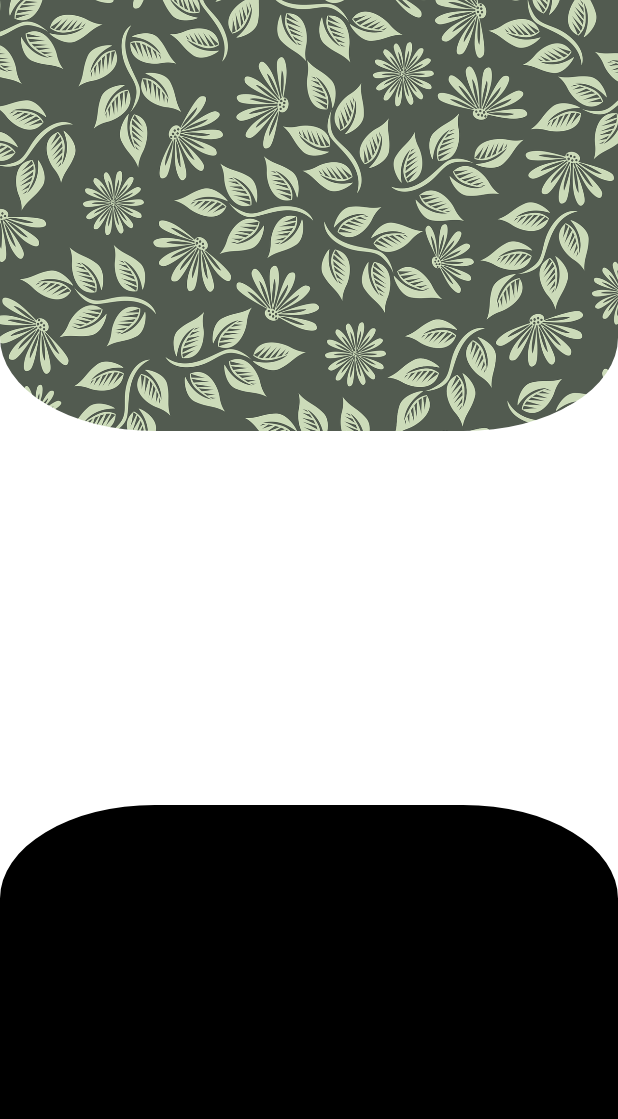
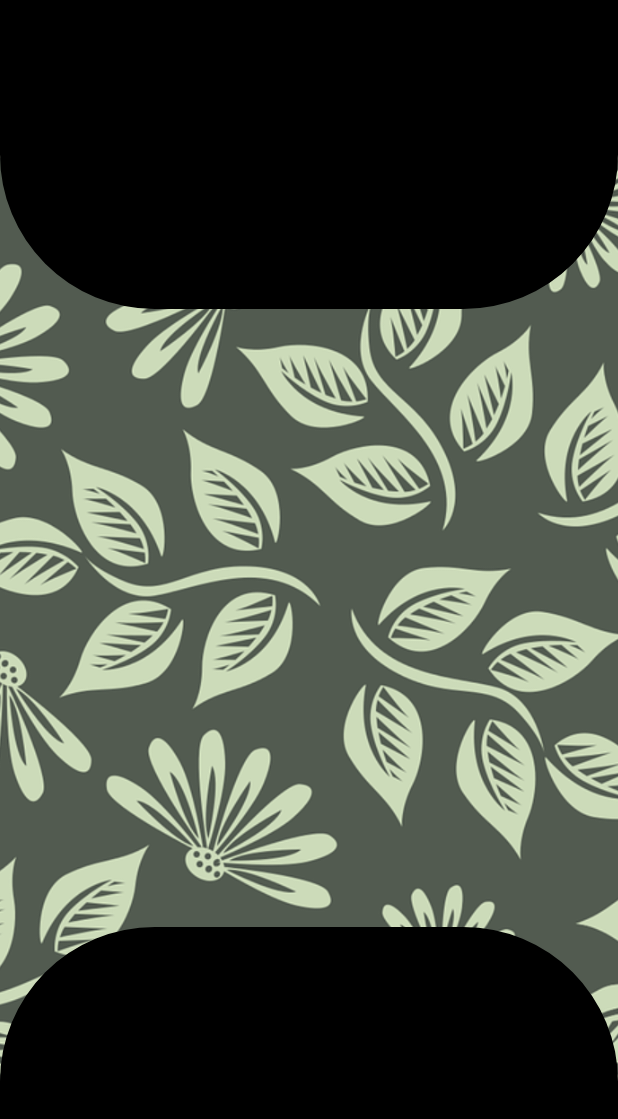
Before and after one commit to stelladk/ArcLibrary, an Android app: the screen it shows after launch (MainActivity), on a phone screen of 412 x 824 dp. Shown: the top 1119 px of the screen. Run offline under Robolectric (Android 15) with nearby library versions, the phone set to English and light mode, and no system bars.

Commit message:
Fixed square sizing

```diff
--- a/ArcLib/src/main/java/com/stella/arclib/ArcLayout.java
+++ b/ArcLib/src/main/java/com/stella/arclib/ArcLayout.java
@@ -19,6 +19,8 @@ import androidx.annotation.RequiresApi;
 
 class ArcLayout extends FrameLayout {
     private final static String TAG = "ArcLayout";
+
+    private int layoutWidth, layoutHeight;
 
     private Bitmap maskBitmap;
     private Paint paint, maskPaint;
@@ -69,16 +71,28 @@ class ArcLayout extends FrameLayout {
         setWillNotDraw(false);
     }
 
+    @Override
+    protected void onSizeChanged(int w, int h, int oldw, int oldh) {
+//        super.onSizeChanged(w, h, oldw, oldh);
+
+        int xpad = getPaddingLeft() + getPaddingRight();
+        int ypad = getPaddingTop() + getPaddingBottom();
+        layoutWidth = w - xpad;
+        layoutHeight = h - ypad;
+
+        super.onSizeChanged(layoutWidth, layoutHeight, oldw, oldh);
+    }
+
     @RequiresApi(api = Build.VERSION_CODES.LOLLIPOP)
     @Override
     public void draw(Canvas canvas){
-        Bitmap offscreenBitmap = Bitmap.createBitmap(canvas.getWidth(), canvas.getHeight(), Bitmap.Config.ARGB_8888);
+        Bitmap offscreenBitmap = Bitmap.createBitmap(layoutWidth, layoutHeight, Bitmap.Config.ARGB_8888);
         Canvas offscreenCanvas = new Canvas(offscreenBitmap);
 
         super.draw(offscreenCanvas);
 
         if(maskBitmap == null){
-            maskBitmap = createMask(canvas.getWidth(), canvas.getHeight());
+            maskBitmap = createMask(layoutWidth, layoutHeight);
         }
 
         offscreenCanvas.drawBitmap(maskBitmap, 0f, 0f, maskPaint);
--- a/ArcLib/src/main/java/com/stella/arclib/ArcShape.java
+++ b/ArcLib/src/main/java/com/stella/arclib/ArcShape.java
@@ -138,12 +138,10 @@ class ArcShape extends Shape {
         int viewWidth = canvas.getWidth();
         int viewHeight = canvas.getHeight();
 
-        int side = (Math.max(viewWidth, viewHeight)) * 2/4;
-
-        left = viewWidth/2 - side/2;
-        top = viewHeight/2 - side/2;
-        right = viewWidth/2 + side/2;
-        bottom = viewHeight/2 + side/2;
+        left = viewWidth/4;
+        top = viewHeight/4;
+        right = viewWidth * 3/4;
+        bottom = viewHeight * 3/4;
 
         if((topLeftArc != OUTER || topLeftOuterAxis != X_AXIS) && (bottomLeftArc != OUTER || bottomLeftOuterAxis != X_AXIS)){ left = 0;}
         if((topRightArc != OUTER || topRightOuterAxis != Y_AXIS) && (topLeftArc != OUTER || topLeftOuterAxis != Y_AXIS)) top = 0;
--- a/app/src/main/AndroidManifest.xml
+++ b/app/src/main/AndroidManifest.xml
@@ -9,7 +9,8 @@
         android:roundIcon="@mipmap/ic_launcher_round"
         android:supportsRtl="true"
         android:theme="@style/AppTheme">
-        <activity android:name=".MainActivity">
+        <activity android:name=".MainActivity"
+            android:configChanges="orientation|screenSize">
             <intent-filter>
                 <action android:name="android.intent.action.MAIN" />
 
--- a/app/src/main/res/layout/activity_main.xml
+++ b/app/src/main/res/layout/activity_main.xml
@@ -14,7 +14,8 @@
         android:background="@drawable/pattern"
         app:layout_constraintLeft_toLeftOf="parent"
         app:layout_constraintRight_toRightOf="parent"
-        app:layout_constraintTop_toTopOf="parent">
+        app:layout_constraintTop_toTopOf="parent"
+        android:visibility="gone">
     </FrameLayout>
 
 <!--    <FrameLayout-->
@@ -45,7 +46,7 @@
     <com.stella.arclib.ArcLayout
         android:id="@+id/centerView"
         android:layout_width="match_parent"
-        android:layout_height="500dp"
+        android:layout_height="match_parent"
         app:TopLeftArc="outer"
         app:TopLeftOuterAxis="y_axis"
         app:TopRightArc="outer"
@@ -64,7 +65,7 @@
             android:layout_width="match_parent"
             android:layout_height="match_parent"
             android:scaleType="centerCrop"
-            android:src="@android:color/white"
+            android:src="@drawable/pattern"
             android:contentDescription="@string/circled_image" />
     </com.stella.arclib.ArcLayout>
 
```
